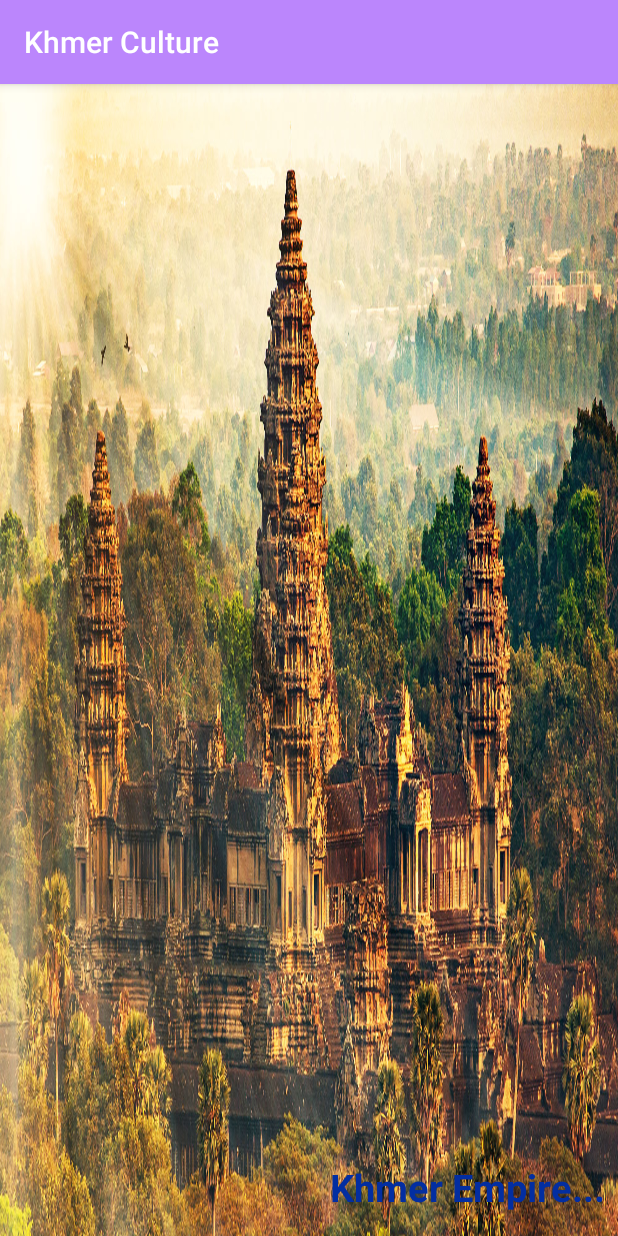
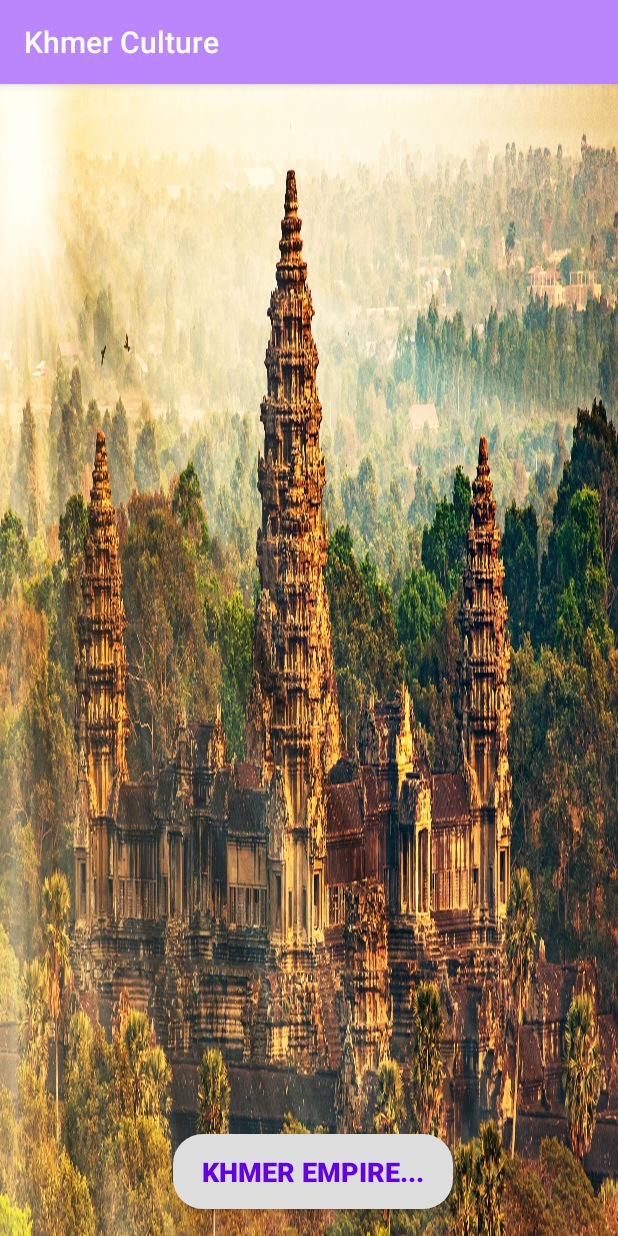
Before and after one commit to Laknita/KhmerCulture, an Android app: the screen it shows after launch (MainActivity), on a phone screen of 412 x 824 dp. Run offline under Robolectric (Android 15) with nearby library versions, the phone set to English and light mode, and no system bars.

Commit message:
I design continous to set on each navbar click

```diff
--- a/app/src/main/AndroidManifest.xml
+++ b/app/src/main/AndroidManifest.xml
@@ -12,6 +12,9 @@
         android:theme="@style/Theme.KhmerCulture"
         tools:targetApi="31">
         <activity
+            android:name=".MenuActivity"
+            android:exported="false" />
+        <activity
             android:name=".MainActivity"
             android:exported="true">
             <intent-filter>
--- a/app/src/main/java/kh/edu/rupp/ite/khmerculture/MainActivity.kt
+++ b/app/src/main/java/kh/edu/rupp/ite/khmerculture/MainActivity.kt
@@ -1,11 +1,20 @@
 package kh.edu.rupp.ite.khmerculture
 
+import android.content.Intent
 import android.support.v7.app.AppCompatActivity
 import android.os.Bundle
+import android.widget.Button
 
 class MainActivity : AppCompatActivity() {
     override fun onCreate(savedInstanceState: Bundle?) {
         super.onCreate(savedInstanceState)
-        setContentView(R.layout.activity_main)
+        setContentView(R.layout.activity_main);
+
+        val menuAct = findViewById<Button>(R.id.menu)
+        menuAct.setOnClickListener {
+            val Intent = Intent(this, MenuActivity::class.java)
+            startActivity(Intent)
+        }
+
     }
 }
--- a/app/src/main/res/layout/activity_main.xml
+++ b/app/src/main/res/layout/activity_main.xml
@@ -11,15 +11,21 @@
         android:layout_width="match_parent"
         android:layout_height="match_parent">
 
-        <TextView
-            android:layout_width="wrap_content"
-            android:layout_height="wrap_content"
+        <Button
+            android:id="@+id/menu"
+            android:layout_width="190dp"
+            android:layout_height="50dp"
+            android:layout_alignParentStart="true"
+            android:layout_alignParentEnd="true"
             android:layout_alignParentBottom="true"
-            android:layout_marginStart="220dp"
-            android:layout_marginBottom="15dp"
+            android:layout_marginHorizontal="120dp"
+            android:layout_marginStart="115dp"
+            android:layout_marginEnd="110dp"
+            android:layout_marginBottom="18dp"
+            android:background="@drawable/shape"
             android:text="@string/background"
-            android:textColor="@color/blue_khmer"
-            android:textSize="25dp"
+            android:textColor="@color/blue"
+            android:textSize="18dp"
             android:textStyle="bold" />
 
     </RelativeLayout>
--- a/app/src/main/res/layout/fragment_menu.xml
+++ b/app/src/main/res/layout/activity_menu.xml
@@ -5,13 +5,14 @@
     android:layout_width="match_parent"
     android:layout_height="match_parent"
     android:orientation="vertical"
-    tools:context=".Fragments.MenuFragment">
+    tools:context=".MainActivity">
 
     <FrameLayout
         android:id="@+id/act_fragment"
         android:layout_width="match_parent"
         android:layout_height="0dp"
-        android:layout_weight="1" />
+        android:layout_weight="1">
+    </FrameLayout>
 
     <android.support.design.widget.BottomNavigationView
         android:id="@+id/bottom"
--- a/app/src/main/res/layout/fragment_home.xml
+++ b/app/src/main/res/layout/fragment_home.xml
@@ -3,6 +3,12 @@
     android:layout_width="match_parent"
     android:layout_height="match_parent"
     android:orientation="vertical">
+
+    <ImageView
+        android:id="@+id/back"
+        android:layout_width="wrap_content"
+        android:layout_height="wrap_content"
+        android:src="@drawable/ic_back" />
 
     <ImageView
         android:layout_width="match_parent"
```
Also changed, not shown: app/build.gradle (+8 -0 lines), app/src/main/java/kh/edu/rupp/ite/khmerculture/FragmentCulture.kt (renamed from app/src/main/java/kh/edu/rupp/ite/khmerculture/Fragments/LoginFragment.kt, +6 -7 lines), app/src/main/java/kh/edu/rupp/ite/khmerculture/FragmentHistory.kt (added, +59 -0 lines), app/src/main/java/kh/edu/rupp/ite/khmerculture/FragmentHome.kt (renamed from app/src/main/java/kh/edu/rupp/ite/khmerculture/Fragments/HomeFragment.kt, +4 -5 lines), app/src/main/java/kh/edu/rupp/ite/khmerculture/FragmentLogin.kt (renamed from app/src/main/java/kh/edu/rupp/ite/khmerculture/Fragments/MenuFragment.kt, +6 -7 lines), app/src/main/java/kh/edu/rupp/ite/khmerculture/Fragments/CultureFragment.kt (deleted, +0 -13 lines), app/src/main/java/kh/edu/rupp/ite/khmerculture/MenuActivity.kt (added, +49 -0 lines), app/src/main/res/drawable-anydpi/ic_back.xml (added, +12 -0 lines), app/src/main/res/layout/fragment_culture.xml (added, +14 -0 lines), app/src/main/res/layout/fragment_history.xml (added, +14 -0 lines), app/src/main/res/drawable-hdpi/ic_back.png (added), app/src/main/res/drawable-mdpi/ic_back.png (added), app/src/main/res/drawable-xhdpi/ic_back.png (added), app/src/main/res/drawable-xxhdpi/ic_back.png (added).
